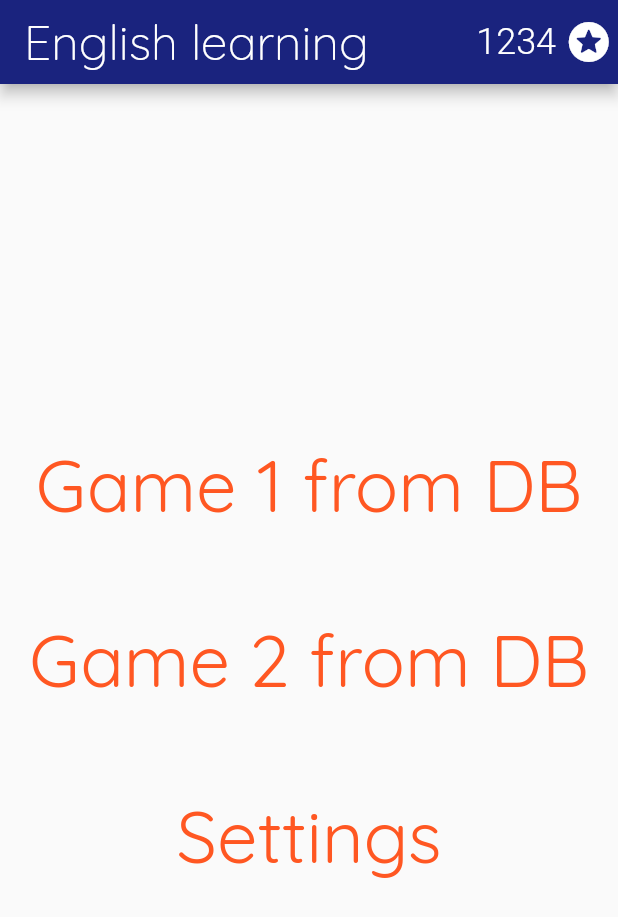
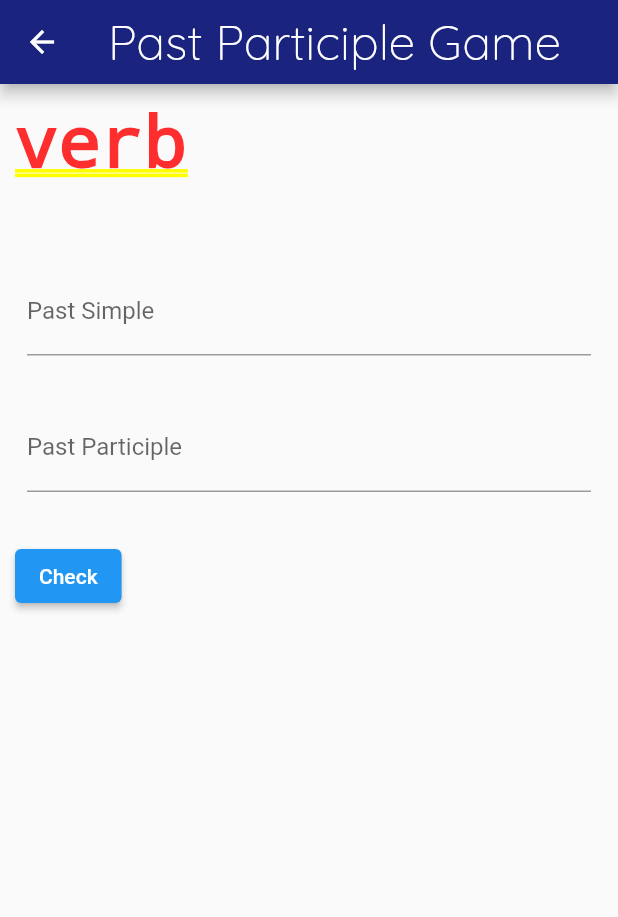
Before and after one commit to DenXman111/EnglishLearningApp, a Flutter app: the screen it shows after launch, after a tap on "Game 2 from DB", on a phone screen of 412 x 824 dp. Shown: the top 917 px of the screen. Run offline on Flutter 3.47's test engine with Material 2 defaults, Android fonts, the phone set to English and light mode, and no system bars; our stand-ins replace google_fonts, hive, hive_flutter; accounts and stored records are empty; generated files the repository leaves out were written again.

Commit message:
Added UI for single question in Past Participle Game

```diff
--- a/lib/view/MenuPageState.dart
+++ b/lib/view/MenuPageState.dart
@@ -1,10 +1,11 @@
 import 'package:english_learning_app/db/Database.dart';
 import 'package:english_learning_app/db/GameModel.dart';
+import 'package:english_learning_app/viewmodel/PastParticipleGameWidget.dart';
+import 'package:english_learning_app/viewmodel/MenuPage.dart';
 import 'package:flutter/cupertino.dart';
 import 'package:flutter/material.dart';
 import 'package:google_fonts/google_fonts.dart';
 
-import '../viewmodel/MenuPage.dart';
 import '../viewmodel/TotalPoints.dart';
 
 class MenuPageState extends State<MenuPage>{
@@ -73,6 +74,10 @@ class MenuPageState extends State<MenuPage>{
               ),
               onPressed: (){
                 print (data[1].description);
+                Navigator.push(
+                  context,
+                  MaterialPageRoute(builder: (context) => PastParticipleGame()),
+                );
               },
             ),
             SizedBox(height: 25),
--- /dev/null
+++ b/lib/view/PastParticipleGameState.dart
@@ -0,0 +1,135 @@
+import 'package:flutter/cupertino.dart';
+import 'package:flutter/material.dart';
+import 'package:google_fonts/google_fonts.dart';
+
+import '../viewmodel/PastParticipleGameWidget.dart';
+
+class PastParticipleGameState extends State<PastParticipleGame> {
+  final _questions = const [
+    {
+      'questionText': 'hit',
+      'answer1': 'hit',
+      'answer2': 'hit',
+    },
+    {
+      'questionText': 'a',
+      'answer1': 'a',
+      'answer2': 'a',
+    },
+    {
+      'questionText': 'b',
+      'answer1': 'd',
+      'answer2': 'c',
+    }
+  ];
+
+  var _questionIndex = 0;
+
+  void _resetQuiz() {
+    setState(() {
+      _questionIndex = 0;
+    });
+  }
+
+  void _answerQuestion(int score) {
+    setState(() {
+      _questionIndex = _questionIndex + 1;
+    });
+    print(_questionIndex);
+    if (_questionIndex < _questions.length) {
+      print('We have more questions!');
+    } else {
+      print('No more questions!');
+    }
+  }
+
+  String _verbValidation(String verb) {
+    if (verb == null || verb.isEmpty) {
+      return 'Complete the field.';
+    }
+    return RegExp(r"^[a-zA-Z]+$").hasMatch(verb)
+        ? null
+        : 'Do not use anything other than letters.';
+  }
+
+  final _formKey = GlobalKey<FormState>();
+
+  @override
+  Widget build(BuildContext context) {
+    return new Scaffold(
+      appBar: AppBar(
+        title: Text(
+          'Past Participle Game',
+          style: GoogleFonts.quicksand(
+            fontSize: 32,
+            fontWeight: FontWeight.w300,
+          ),
+        ),
+      ),
+      body: Form(
+        key: _formKey,
+        child: SingleChildScrollView(
+          padding: const EdgeInsets.all(10.0),
+          child: Column(
+              crossAxisAlignment: CrossAxisAlignment.start,
+              children: <Widget>[
+                RichText(
+                  text: TextSpan(
+                    text: 'verb',
+                    style: DefaultTextStyle.of(context).style,
+                  ),
+                ),
+                SizedBox(height: 40),
+                Padding(
+                  padding: EdgeInsets.symmetric(horizontal: 8, vertical: 16),
+                  child: TextFormField(
+                    decoration: InputDecoration(
+                      border: UnderlineInputBorder(),
+                      labelText: 'Past Simple',
+                    ),
+                    onSaved: (String value) {
+                      // This optional block of code can be used to run
+                      // code when the user saves the form.
+                    },
+                    validator: (String value) {
+                      return _verbValidation(value);
+                    },
+                  ),
+                ),
+                Padding(
+                  padding: EdgeInsets.symmetric(horizontal: 8, vertical: 16),
+                  child: TextFormField(
+                    decoration: InputDecoration(
+                      border: UnderlineInputBorder(),
+                      labelText: 'Past Participle',
+                    ),
+                    onSaved: (String value) {
+                      // This optional block of code can be used to run
+                      // code when the user saves the form.
+                    },
+                    validator: (String value) {
+                      return _verbValidation(value);
+                    },
+                  ),
+                ),
+                Padding(
+                  padding: const EdgeInsets.symmetric(vertical: 16.0),
+                  child: ElevatedButton(
+                    onPressed: () {
+                      // Validate returns true if the form is valid, or false otherwise.
+                      if (_formKey.currentState.validate()) {
+                        // If the form is valid, display a snackbar. In the real world,
+                        // you'd often call a server or save the information in a database.
+                        ScaffoldMessenger.of(context).showSnackBar(
+                            SnackBar(content: Text('Processing Data')));
+                      }
+                    },
+                    child: Text('Check'),
+                  ),
+                ),
+              ]),
+        ),
+      ),
+    );
+  }
+}
--- /dev/null
+++ b/lib/viewmodel/PastParticipleGameWidget.dart
@@ -0,0 +1,15 @@
+import 'package:flutter/cupertino.dart';
+import 'package:flutter/material.dart';
+
+import '../view/PastParticipleGameState.dart';
+
+class PastParticipleGame extends StatefulWidget {
+  static String routeName = "/";
+  int questionsAmount;
+
+
+  @override
+  State<StatefulWidget> createState() => PastParticipleGameState();
+
+
+}
```
Also changed, not shown: 4 other files.
